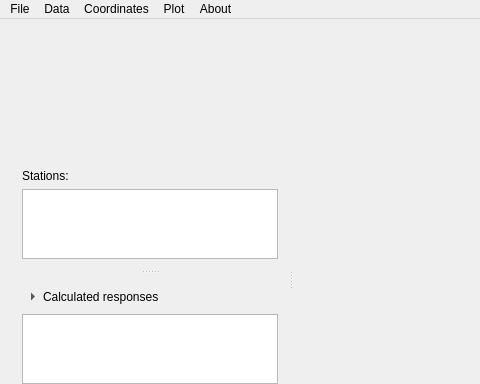
Before: the Qt Designer form mainwindow.ui in GoFEM/EDITools, drawn with Qt 5; both pictures show x 0 to 480 and y 0 to 384 of the 1000 by 560 pixel window.
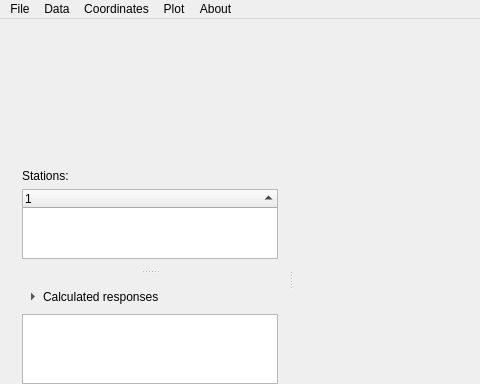
After: the same form once the commit is applied. Custom widgets are drawn as their Qt base class.

Commit message: Show stations in a sortable table with period and coordinate columns

The edit to the form file:
```diff
--- a/mainwindow.ui
+++ b/mainwindow.ui
@@ -34,7 +34,7 @@
           </widget>
          </item>
          <item>
-          <widget class="QListWidget" name="stationList">
+          <widget class="QTreeWidget" name="stationList">
            <property name="sizePolicy">
             <sizepolicy hsizetype="Expanding" vsizetype="Expanding">
              <horstretch>0</horstretch>
```
The commit also changes 12 other files.
